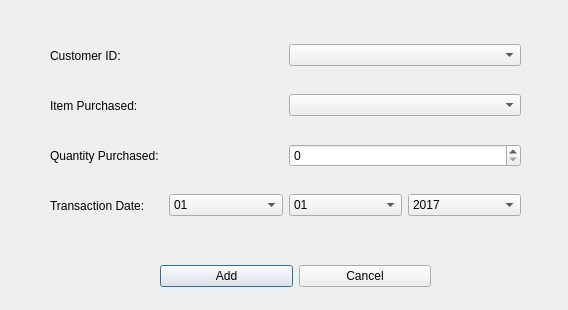
miabrielle/GroceryPOS, file addtransactiondialog.ui: the form before one commit.
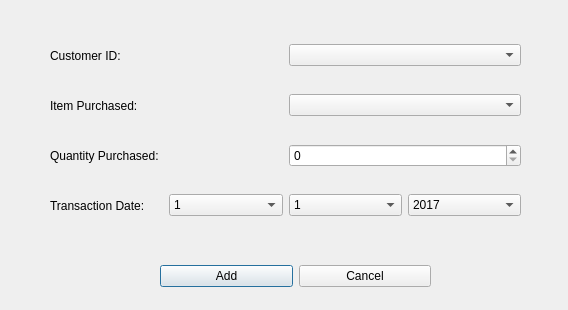
The form after the commit.

Diff of the .ui file:
```diff
--- a/addtransactiondialog.ui
+++ b/addtransactiondialog.ui
@@ -126,7 +126,7 @@
      <widget class="QComboBox" name="monthInput">
       <item>
        <property name="text">
-        <string>01</string>
+        <string>1</string>
        </property>
       </item>
       <item>
@@ -190,7 +190,7 @@
      <widget class="QComboBox" name="dayInput">
       <item>
        <property name="text">
-        <string>01</string>
+        <string>1</string>
        </property>
       </item>
       <item>
```
Left out of the diff: 32 changed lines with no effect on the pictures.
